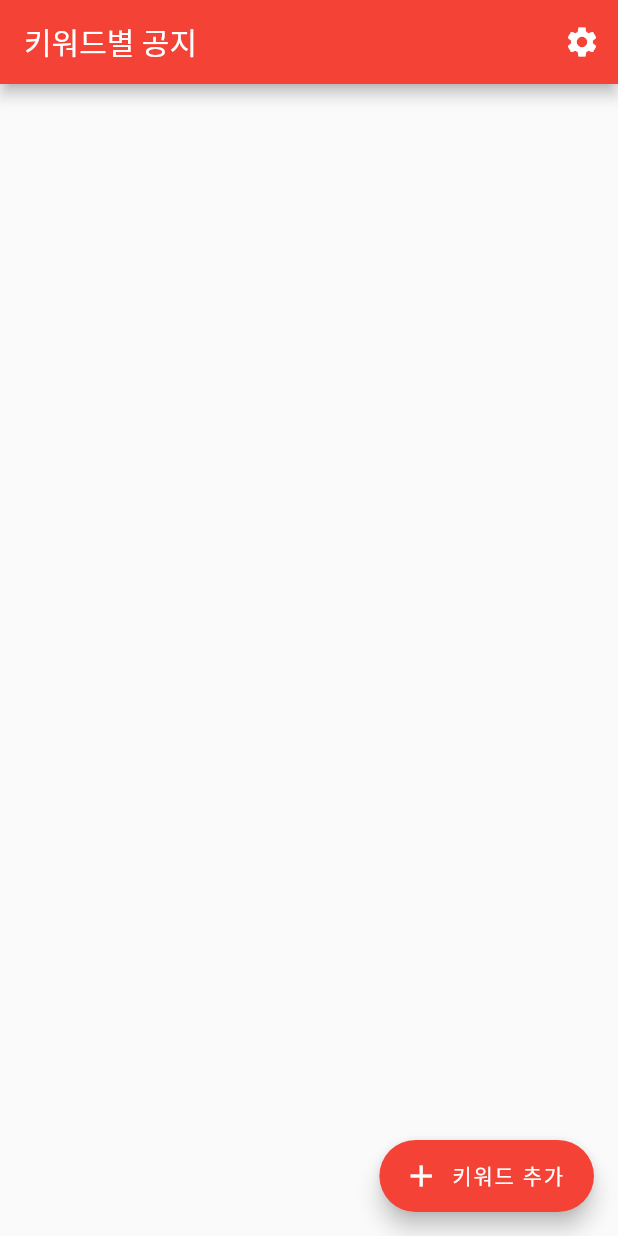
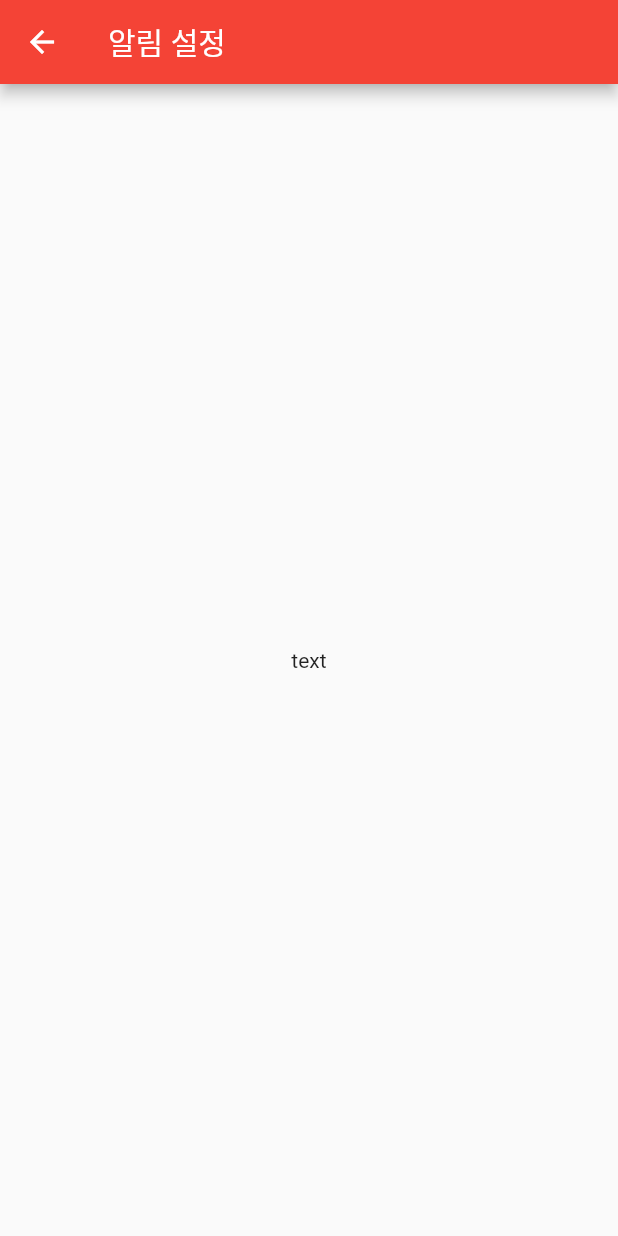
Before and after one commit to mechanict0ny/KNU-SE2team, a Flutter app: the screen it shows after launch, after a tap on the "settings" icon, on a phone screen of 412 x 824 dp. Run offline on Flutter 3.47's test engine with Material 2 defaults, Android fonts, the phone set to English and light mode, and no system bars.

Commit message:
UI (페이지 이동)

```diff
--- a/ui_test/lib/screen/home.dart
+++ b/ui_test/lib/screen/home.dart
@@ -10,7 +10,6 @@ class MyHomePage extends StatefulWidget {
 }
 
 class _MyHomePageState extends State<MyHomePage> {
-
   List<Widget> mywidgets = List();
   //
   Future<String> creatAlertDialog(BuildContext context) {
@@ -20,8 +19,7 @@ class _MyHomePageState extends State<MyHomePage> {
         builder: (context) {
           return AlertDialog(
             shape: RoundedRectangleBorder(
-              borderRadius: BorderRadius.circular(8.0)
-            ),
+                borderRadius: BorderRadius.circular(8.0)),
             title: Text("추가할 키워드를 입력하세요"),
             content: TextField(
               controller: mycontroller,
@@ -67,21 +65,24 @@ class _MyHomePageState extends State<MyHomePage> {
       appBar: AppBar(
         title: Text(widget.title),
         actions: <Widget>[
-          IconButton(icon: Icon(Icons.settings), onPressed: () {}),
+          IconButton(
+              icon: Icon(Icons.settings),
+              onPressed: () {
+                Navigator.push(
+                  context,
+                  MaterialPageRoute(builder: (context) => FirstRoute()),
+                );
+              }),
         ],
       ),
       body: ListView(
         physics: BouncingScrollPhysics(),
-        children: <Widget>[
-          ...loadWidget()
-          ],
-
+        children: <Widget>[...loadWidget()],
       ),
       floatingActionButton: FloatingActionButton.extended(
         onPressed: () {
-          creatAlertDialog(context).then((onValue){
+          creatAlertDialog(context).then((onValue) {
             addList(onValue);
-
           });
         },
         tooltip: '키워드를 추가하려면 클릭하세요',
@@ -90,15 +91,16 @@ class _MyHomePageState extends State<MyHomePage> {
       ),
     );
   }
-  List<Widget> loadWidget()
-  {
+
+  List<Widget> loadWidget() {
     return mywidgets;
   }
 
-  void addList(String keyword){
+  void addList(String keyword) {
     setState(() {
       mywidgets.add(
-          ListTile(//ListTile
+        ListTile(
+          //ListTile
           // padding: EdgeInsets.only(left: 10),
           // alignment: Alignment.centerLeft,
           // height: 60,
@@ -107,20 +109,51 @@ class _MyHomePageState extends State<MyHomePage> {
           title: Text(
             keyword,
             textAlign: TextAlign.start,
-              style: TextStyle(
-                fontSize: 30,
-                fontWeight: FontWeight.w400
-              ),),
-            trailing: Icon(
-              Icons.arrow_forward_ios,
-              color: Colors.red
+            style: TextStyle(fontSize: 30, fontWeight: FontWeight.w400),
           ),
-            onTap: (){},
+          trailing: Icon(Icons.arrow_forward_ios, color: Colors.red),
+          onTap: () {
+            Navigator.push(
+              context,
+              MaterialPageRoute(
+                builder: (context) => detailScreen(word: keyword),
               ),
             );
-      mywidgets.add(Divider(height: 2,color: Color(0xFF777777)));
+          },
+        ),
+      );
+      mywidgets.add(Divider(height: 2, color: Color(0xFF777777)));
     });
-
+  }
 }
 
+class FirstRoute extends StatelessWidget {
+  @override
+  Widget build(BuildContext context) {
+    return Scaffold(
+      appBar: AppBar(
+        title: Text('알림 설정'),
+      ),
+      body: Center(
+        child: Text('text'),
+      ),
+    );
   }
+}
+
+class detailScreen extends StatelessWidget {
+  final String word;
+  detailScreen({Key key, this.word}) : super(key: key);
+
+  @override
+  Widget build(BuildContext context) {
+    return Scaffold(
+      appBar: AppBar(
+        title: Text(word),
+        ),
+      body: Center(
+        child: Text('testtt'),
+      )
+    );
+  }
+}
```
Also changed, not shown: 2 other files. Lines whose indentation alone changed are shown as unchanged.
